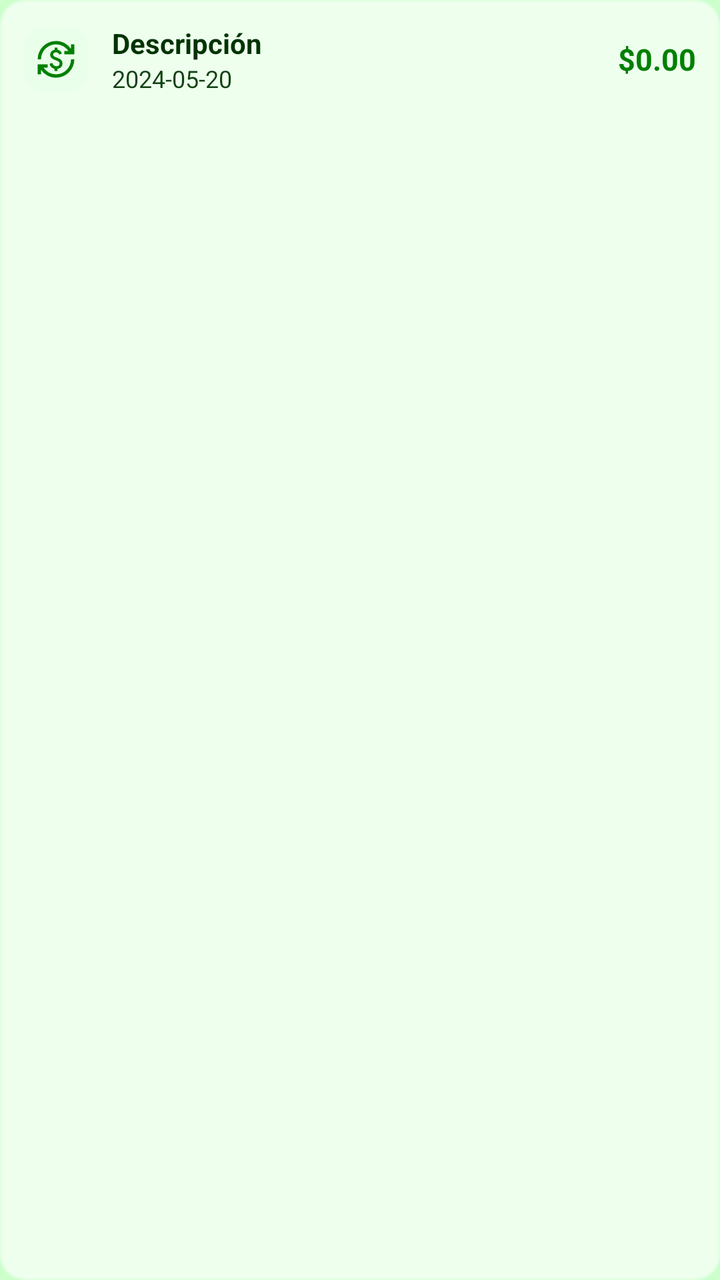
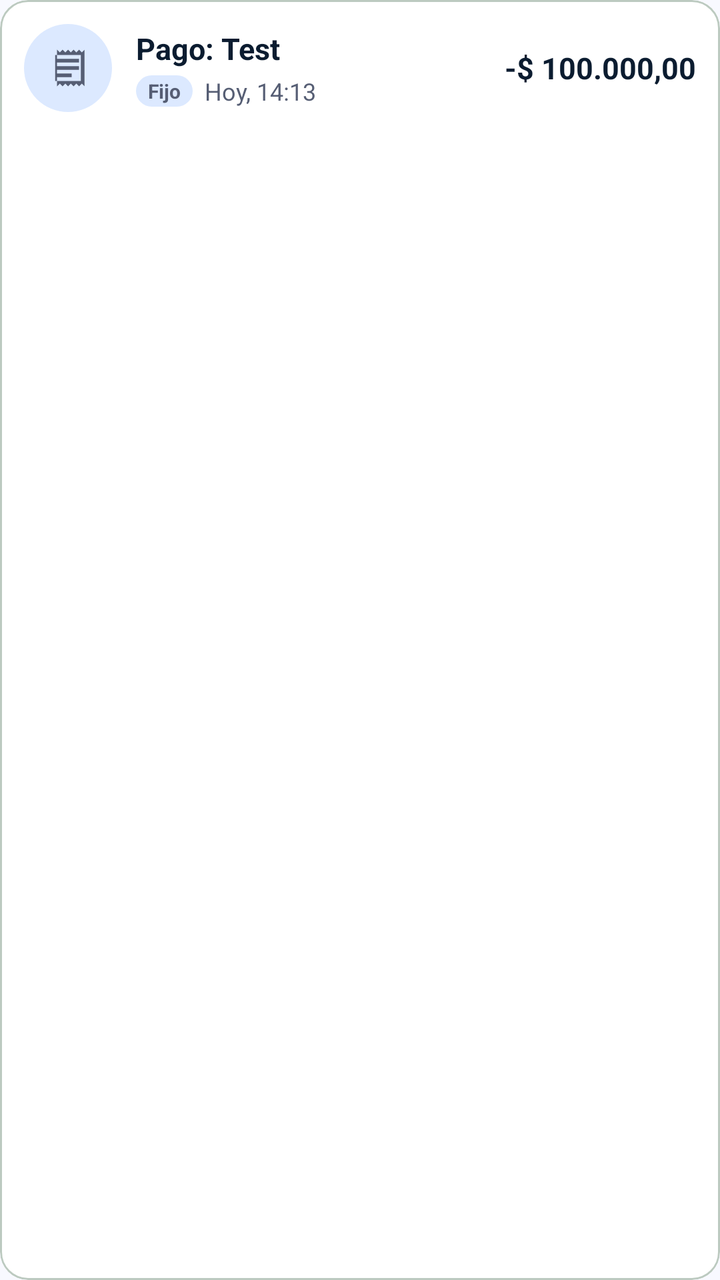

The first picture is an Android layout as it rendered before a commit; the second is the same layout after the commit. The layout source and the unified diff follow.
<!-- AndroidManifest.xml: application theme Theme.MyLittleFinanControl -->
<!-- res/layout/item_movimiento_inicio.xml -->
<?xml version="1.0" encoding="utf-8"?>
<com.google.android.material.card.MaterialCardView xmlns:android="http://schemas.android.com/apk/res/android"
    xmlns:app="http://schemas.android.com/apk/res-auto"
    android:layout_width="match_parent"
    android:layout_height="wrap_content"
    android:layout_marginBottom="8dp"
    app:cardBackgroundColor="?attr/colorSurface"
    app:cardCornerRadius="12dp"
    app:cardElevation="0dp"
    app:strokeColor="?attr/colorSurfaceVariant"
    app:strokeWidth="1dp">

    <LinearLayout
        android:layout_width="match_parent"
        android:layout_height="wrap_content"
        android:gravity="center_vertical"
        android:orientation="horizontal"
        android:padding="12dp">

        <ImageView
            android:id="@+id/iv_tipo_icono"
            android:layout_width="32dp"
            android:layout_height="32dp"
            android:background="@drawable/rounded_corners_background"
            android:backgroundTint="?attr/colorPrimaryContainer"
            android:padding="6dp"
            android:src="@drawable/ic_movimientos"
            app:tint="?attr/colorPrimary" />

        <LinearLayout
            android:layout_width="0dp"
            android:layout_height="wrap_content"
            android:layout_marginStart="12dp"
            android:layout_weight="1"
            android:orientation="vertical">

            <TextView
                android:id="@+id/tv_descripcion"
                android:layout_width="wrap_content"
                android:layout_height="wrap_content"
                android:ellipsize="end"
                android:maxLines="1"
                android:text="Descripción"
                android:textColor="?attr/colorOnSurface"
                android:textSize="14sp"
                android:textStyle="bold" />

            <LinearLayout
                android:layout_width="wrap_content"
                android:layout_height="wrap_content"
                android:orientation="horizontal"
                android:gravity="center_vertical">

                <TextView
                    android:id="@+id/tv_fecha"
                    android:layout_width="wrap_content"
                    android:layout_height="wrap_content"
                    android:text="2024-05-20"
                    android:textColor="?attr/colorOnSurfaceVariant"
                    android:textSize="12sp" />

                <TextView
                    android:id="@+id/tv_etiqueta_fijo"
                    android:layout_width="wrap_content"
                    android:layout_height="wrap_content"
                    android:layout_marginStart="8dp"
                    android:background="@drawable/rounded_corners_background"
                    android:backgroundTint="?attr/colorTertiary"
                    android:paddingHorizontal="4dp"
                    android:paddingVertical="1dp"
                    android:text="FIJO"
                    android:textColor="@android:color/white"
                    android:textSize="9sp"
                    android:textStyle="bold"
                    android:visibility="gone" />
            </LinearLayout>
        </LinearLayout>

        <TextView
            android:id="@+id/tv_monto"
            android:layout_width="wrap_content"
            android:layout_height="wrap_content"
            android:text="$0.00"
            android:textColor="?attr/colorPrimary"
            android:textSize="15sp"
            android:textStyle="bold" />

    </LinearLayout>
</com.google.android.material.card.MaterialCardView>
<!-- resources referenced by this layout -->
<resources>
  <!-- drawable ic_movimientos (drawable) -->
  <vector xmlns:android="http://schemas.android.com/apk/res/android" android:height="24dp" android:tint="#000000" android:viewportHeight="960" android:viewportWidth="960" android:width="24dp">
        
      <path android:fillColor="@android:color/white" android:pathData="M480,920Q368,920 274,869Q180,818 120,733L120,840L40,840L40,600L280,600L280,680L181,680Q229,752 307.5,796Q386,840 480,840Q555,840 620.5,811.5Q686,783 734.5,734.5Q783,686 811.5,620.5Q840,555 840,480L920,480Q920,571 885.5,651Q851,731 791,791Q731,851 651,885.5Q571,920 480,920ZM444,760L444,708Q397,697 367.5,667.5Q338,638 324,590L390,564Q402,605 427.5,625.5Q453,646 486,646Q519,646 542.5,630.5Q566,615 566,582Q566,553 541.5,535Q517,517 454,494Q395,473 367.5,444Q340,415 340,368Q340,327 368.5,293.5Q397,260 446,250L446,200L516,200L516,250Q552,253 581.5,279Q611,305 622,340L558,366Q550,343 532,327.5Q514,312 482,312Q447,312 428.5,327Q410,342 410,368Q410,394 433,409Q456,424 516,444Q588,470 612,505Q636,540 636,582Q636,611 626,633Q616,655 599.5,670.5Q583,686 561,695.5Q539,705 514,710L514,760L444,760ZM40,480Q40,389 74.5,309Q109,229 169,169Q229,109 309,74.5Q389,40 480,40Q592,40 686,91Q780,142 840,227L840,120L920,120L920,360L680,360L680,280L779,280Q731,208 652.5,164Q574,120 480,120Q405,120 339.5,148.5Q274,177 225.5,225.5Q177,274 148.5,339.5Q120,405 120,480L40,480Z"/>
      
  </vector>
  <!-- drawable rounded_corners_background (drawable) -->
  <?xml version="1.0" encoding="utf-8"?>
  <shape xmlns:android="http://schemas.android.com/apk/res/android"
      android:shape="rectangle">
      <solid android:color="#20F2F2F2"/>
      <corners android:radius="10dp" />
  </shape>
  <style name="Base.Theme.MyLittleFinanControl" parent="Theme.Material3.DayNight.NoActionBar">
  
          
          <item name="colorPrimary">@color/verde_oscuro</item>
          
          <item name="colorOnPrimary">@android:color/white</item>
  
          
          <item name="colorPrimaryContainer">@color/verde_claro</item>
          
          <item name="colorOnPrimaryContainer">@color/verde_negro</item>
  
          
          <item name="colorSecondary">@color/verde</item>
          
          <item name="colorOnSecondary">@color/verde_negro</item>
  
          
          <item name="colorSecondaryContainer">@color/verde_transparente</item>
          <item name="colorOnSecondaryContainer">@color/verde_negro</item>
  
          
          <item name="colorTertiary">@color/verde_blanco_transparente</item>
          <item name="colorOnTertiary">@color/verde_negro</item>
  
          
          <item name="colorOutline">@color/verde_negro</item>
  
          
          <item name="colorOnSurface">@color/verde_negro</item>
  
          
          
          <item name="android:windowBackground">@color/verde_claro</item>
          
          <item name="colorSurface">@color/verde_blanco_transparente</item>
  
          
          <item name="colorError">@color/rojo_alerta</item>
          <item name="colorOnError">@color/rojo_transparente</item>
  
          
          <item name="android:statusBarColor">@android:color/white</item>
          <item name="android:windowLightStatusBar">true</item>
  
          
          <item name="colorSurfaceVariant">@color/verde_transparente</item>
          <item name="colorOnSurfaceVariant">@color/verde_gris</item>
  
          
          <item name="popupMenuBackground">@android:color/white</item>
          <item name="android:popupBackground">@android:color/white</item>
  
          <item name="colorSurfaceContainer">@color/verde_claro</item>
          <item name="colorSurfaceContainerLow">@color/verde_claro</item>
          <item name="colorSurfaceContainerHigh">@color/verde_claro</item>
          <item name="colorSurfaceContainerHighest">@color/verde_claro</item>
      </style>
  <color name="verde_oscuro">#008000</color>
  <color name="verde_claro">#CCFFCC</color>
  <color name="verde_negro">#003300</color>
  <color name="verde">#00C292</color>
  <color name="verde_transparente">#5FCCFFCC</color>
  <color name="verde_blanco_transparente">#D3F6FFF6</color>
  <color name="rojo_alerta">#F20000</color>
  <color name="rojo_transparente">#7BF69F9F</color>
  <color name="verde_gris">#ED003300</color>
  <!-- unchanged entries left out for length: 1 -->
</resources>

<!-- the commit's change to res/layout/item_movimiento_inicio.xml (unified diff, before → after) -->
@@ -4,10 +4,12 @@
     android:layout_width="match_parent"
     android:layout_height="wrap_content"
     android:layout_marginBottom="8dp"
-    app:cardBackgroundColor="?attr/colorSurface"
-    app:cardCornerRadius="12dp"
+    android:clickable="true"
+    android:focusable="true"
+    app:cardBackgroundColor="@color/surface_card"
+    app:cardCornerRadius="14dp"
     app:cardElevation="0dp"
-    app:strokeColor="?attr/colorSurfaceVariant"
+    app:strokeColor="@color/outline_variant"
     app:strokeWidth="1dp">
 
     <LinearLayout
@@ -17,20 +19,29 @@
         android:orientation="horizontal"
         android:padding="12dp">
 
-        <ImageView
-            android:id="@+id/iv_tipo_icono"
-            android:layout_width="32dp"
-            android:layout_height="32dp"
-            android:background="@drawable/rounded_corners_background"
-            android:backgroundTint="?attr/colorPrimaryContainer"
-            android:padding="6dp"
-            android:src="@drawable/ic_movimientos"
-            app:tint="?attr/colorPrimary" />
+        
+        <FrameLayout
+            android:id="@+id/fl_icono_contenedor"
+            android:layout_width="44dp"
+            android:layout_height="44dp"
+            android:background="@drawable/circle_primary_bg"
+            android:backgroundTint="@color/surface_container_high">
 
+            <ImageView
+                android:id="@+id/iv_tipo_icono"
+                android:layout_width="22dp"
+                android:layout_height="22dp"
+                android:layout_gravity="center"
+                android:src="@drawable/ic_receipt_long"
+                app:tint="@color/text_secondary" />
+        </FrameLayout>
+
+        
         <LinearLayout
             android:layout_width="0dp"
             android:layout_height="wrap_content"
             android:layout_marginStart="12dp"
+            android:layout_marginEnd="8dp"
             android:layout_weight="1"
             android:orientation="vertical">
 
@@ -40,48 +51,49 @@
                 android:layout_height="wrap_content"
                 android:ellipsize="end"
                 android:maxLines="1"
-                android:text="Descripción"
-                android:textColor="?attr/colorOnSurface"
-                android:textSize="14sp"
+                android:text="Pago: Test"
+                android:textColor="@color/text_primary"
+                android:textSize="15sp"
                 android:textStyle="bold" />
 
             <LinearLayout
                 android:layout_width="wrap_content"
                 android:layout_height="wrap_content"
-                android:orientation="horizontal"
-                android:gravity="center_vertical">
+                android:layout_marginTop="3dp"
+                android:gravity="center_vertical"
+                android:orientation="horizontal">
+
+                <TextView
+                    android:id="@+id/tv_categoria_badge"
+                    android:layout_width="wrap_content"
+                    android:layout_height="wrap_content"
+                    android:background="@drawable/badge_round_pill"
+                    android:backgroundTint="@color/surface_container_high"
+                    android:paddingHorizontal="6dp"
+                    android:paddingVertical="1dp"
+                    android:text="Fijo"
+                    android:textColor="@color/text_secondary"
+                    android:textSize="10sp"
+                    android:textStyle="bold" />
 
                 <TextView
                     android:id="@+id/tv_fecha"
                     android:layout_width="wrap_content"
                     android:layout_height="wrap_content"
-                    android:text="2024-05-20"
-                    android:textColor="?attr/colorOnSurfaceVariant"
+                    android:layout_marginStart="6dp"
+                    android:text="Hoy, 14:13"
+                    android:textColor="@color/text_secondary"
                     android:textSize="12sp" />
-
-                <TextView
-                    android:id="@+id/tv_etiqueta_fijo"
-                    android:layout_width="wrap_content"
-                    android:layout_height="wrap_content"
-                    android:layout_marginStart="8dp"
-                    android:background="@drawable/rounded_corners_background"
-                    android:backgroundTint="?attr/colorTertiary"
-                    android:paddingHorizontal="4dp"
-                    android:paddingVertical="1dp"
-                    android:text="FIJO"
-                    android:textColor="@android:color/white"
-                    android:textSize="9sp"
-                    android:textStyle="bold"
-                    android:visibility="gone" />
             </LinearLayout>
         </LinearLayout>
 
+        
         <TextView
             android:id="@+id/tv_monto"
             android:layout_width="wrap_content"
             android:layout_height="wrap_content"
-            android:text="$0.00"
-            android:textColor="?attr/colorPrimary"
+            android:text="-$ 100.000,00"
+            android:textColor="@color/text_primary"
             android:textSize="15sp"
             android:textStyle="bold" />
 
<!-- resource entries referenced after the edit -->
@@ -1,85 +1,98 @@
 <!-- resources referenced by this layout -->
 <resources>
-  <!-- drawable ic_movimientos (drawable) -->
-  <vector xmlns:android="http://schemas.android.com/apk/res/android" android:height="24dp" android:tint="#000000" android:viewportHeight="960" android:viewportWidth="960" android:width="24dp">
-        
-      <path android:fillColor="@android:color/white" android:pathData="M480,920Q368,920 274,869Q180,818 120,733L120,840L40,840L40,600L280,600L280,680L181,680Q229,752 307.5,796Q386,840 480,840Q555,840 620.5,811.5Q686,783 734.5,734.5Q783,686 811.5,620.5Q840,555 840,480L920,480Q920,571 885.5,651Q851,731 791,791Q731,851 651,885.5Q571,920 480,920ZM444,760L444,708Q397,697 367.5,667.5Q338,638 324,590L390,564Q402,605 427.5,625.5Q453,646 486,646Q519,646 542.5,630.5Q566,615 566,582Q566,553 541.5,535Q517,517 454,494Q395,473 367.5,444Q340,415 340,368Q340,327 368.5,293.5Q397,260 446,250L446,200L516,200L516,250Q552,253 581.5,279Q611,305 622,340L558,366Q550,343 532,327.5Q514,312 482,312Q447,312 428.5,327Q410,342 410,368Q410,394 433,409Q456,424 516,444Q588,470 612,505Q636,540 636,582Q636,611 626,633Q616,655 599.5,670.5Q583,686 561,695.5Q539,705 514,710L514,760L444,760ZM40,480Q40,389 74.5,309Q109,229 169,169Q229,109 309,74.5Q389,40 480,40Q592,40 686,91Q780,142 840,227L840,120L920,120L920,360L680,360L680,280L779,280Q731,208 652.5,164Q574,120 480,120Q405,120 339.5,148.5Q274,177 225.5,225.5Q177,274 148.5,339.5Q120,405 120,480L40,480Z"/>
-      
-  </vector>
-  <!-- drawable rounded_corners_background (drawable) -->
+  <color name="outline_variant">#BCCAC0</color>
+  <color name="surface_card">#FFFFFF</color>
+  <color name="surface_container_high">#DCE9FF</color>
+  <color name="text_primary">#0B1C30</color>
+  <color name="text_secondary">#565E74</color>
+  <!-- drawable badge_round_pill (drawable) -->
   <?xml version="1.0" encoding="utf-8"?>
   <shape xmlns:android="http://schemas.android.com/apk/res/android"
       android:shape="rectangle">
-      <solid android:color="#20F2F2F2"/>
-      <corners android:radius="10dp" />
+      <solid android:color="@color/primary_fixed" />
+      <corners android:radius="999dp" />
   </shape>
+  <!-- drawable circle_primary_bg (drawable) -->
+  <?xml version="1.0" encoding="utf-8"?>
+  <shape xmlns:android="http://schemas.android.com/apk/res/android"
+      android:shape="oval">
+      <solid android:color="?attr/colorPrimary" />
+  </shape>
+  <!-- drawable ic_receipt_long (drawable) -->
+  <vector xmlns:android="http://schemas.android.com/apk/res/android"
+      android:width="24dp"
+      android:height="24dp"
+      android:viewportWidth="24"
+      android:viewportHeight="24">
+      <path
+          android:fillColor="@android:color/white"
+          android:pathData="M19.5,3.5L18,2l-1.5,1.5L15,2l-1.5,1.5L12,2l-1.5,1.5L9,2 7.5,3.5 6,2v20l1.5,-1.5L9,22l1.5,-1.5L12,22l1.5,-1.5L15,22l1.5,-1.5L18,22l1.5,-1.5L21,22V2l-1.5,1.5zM19,19.09H5V4.91h14v14.18zM6,7h12v2H6zm0,4h12v2H6zm0,4h8v2H6z"/>
+  </vector>
+  <color name="primary_fixed">#85F8C4</color>
   <style name="Base.Theme.MyLittleFinanControl" parent="Theme.Material3.DayNight.NoActionBar">
   
           
-          <item name="colorPrimary">@color/verde_oscuro</item>
-          
+          <item name="colorPrimary">@color/primary_emerald</item>
           <item name="colorOnPrimary">@android:color/white</item>
   
           
-          <item name="colorPrimaryContainer">@color/verde_claro</item>
-          
-          <item name="colorOnPrimaryContainer">@color/verde_negro</item>
+          <item name="colorPrimaryContainer">@color/surface_container_low</item>
+          <item name="colorOnPrimaryContainer">@color/primary_emerald</item>
   
           
-          <item name="colorSecondary">@color/verde</item>
-          
-          <item name="colorOnSecondary">@color/verde_negro</item>
+          <item name="colorSecondary">@color/text_secondary</item>
+          <item name="colorOnSecondary">@android:color/white</item>
+  
+          <item name="colorSecondaryContainer">@color/secondary_container</item>
+          <item name="colorOnSecondaryContainer">@color/on_secondary_container</item>
   
           
-          <item name="colorSecondaryContainer">@color/verde_transparente</item>
-          <item name="colorOnSecondaryContainer">@color/verde_negro</item>
+          <item name="colorTertiary">@color/income_green_bg</item>
+          <item name="colorOnTertiary">@color/badge_paid_text</item>
   
           
-          <item name="colorTertiary">@color/verde_blanco_transparente</item>
-          <item name="colorOnTertiary">@color/verde_negro</item>
+          <item name="colorOutline">@color/border_subtle</item>
   
           
-          <item name="colorOutline">@color/verde_negro</item>
+          <item name="android:windowBackground">@color/surface_bg</item>
+          <item name="colorSurface">@color/surface_card</item>
+          <item name="colorSurfaceVariant">@color/surface_variant</item>
+          <item name="colorOnSurface">@color/text_primary</item>
+          <item name="colorOnSurfaceVariant">@color/text_secondary</item>
   
           
-          <item name="colorOnSurface">@color/verde_negro</item>
+          <item name="colorError">@color/expense_red</item>
+          <item name="colorErrorContainer">@color/expense_red_bg</item>
+          <item name="colorOnError">@android:color/white</item>
+          <item name="colorOnErrorContainer">@color/on_expense_red</item>
   
           
-          
-          <item name="android:windowBackground">@color/verde_claro</item>
-          
-          <item name="colorSurface">@color/verde_blanco_transparente</item>
-  
-          
-          <item name="colorError">@color/rojo_alerta</item>
-          <item name="colorOnError">@color/rojo_transparente</item>
-  
-          
-          <item name="android:statusBarColor">@android:color/white</item>
+          <item name="android:statusBarColor">@color/surface_bg</item>
           <item name="android:windowLightStatusBar">true</item>
   
           
-          <item name="colorSurfaceVariant">@color/verde_transparente</item>
-          <item name="colorOnSurfaceVariant">@color/verde_gris</item>
+          <item name="popupMenuBackground">@color/surface_card</item>
+          <item name="android:popupBackground">@color/surface_card</item>
   
-          
-          <item name="popupMenuBackground">@android:color/white</item>
-          <item name="android:popupBackground">@android:color/white</item>
-  
-          <item name="colorSurfaceContainer">@color/verde_claro</item>
-          <item name="colorSurfaceContainerLow">@color/verde_claro</item>
-          <item name="colorSurfaceContainerHigh">@color/verde_claro</item>
-          <item name="colorSurfaceContainerHighest">@color/verde_claro</item>
+          <item name="colorSurfaceContainer">@color/surface_container</item>
+          <item name="colorSurfaceContainerLow">@color/surface_container_low</item>
+          <item name="colorSurfaceContainerHigh">@color/surface_container_high</item>
+          <item name="colorSurfaceContainerHighest">@color/surface_container_highest</item>
       </style>
-  <color name="verde_oscuro">#008000</color>
-  <color name="verde_claro">#CCFFCC</color>
-  <color name="verde_negro">#003300</color>
-  <color name="verde">#00C292</color>
-  <color name="verde_transparente">#5FCCFFCC</color>
-  <color name="verde_blanco_transparente">#D3F6FFF6</color>
-  <color name="rojo_alerta">#F20000</color>
-  <color name="rojo_transparente">#7BF69F9F</color>
-  <color name="verde_gris">#ED003300</color>
+  <color name="primary_emerald">#006948</color>
+  <color name="surface_container_low">#EFF4FF</color>
+  <color name="secondary_container">#DAE2FD</color>
+  <color name="on_secondary_container">#5C647A</color>
+  <color name="income_green_bg">#85F8C4</color>
+  <color name="badge_paid_text">#002114</color>
+  <color name="border_subtle">#BCCAC0</color>
+  <color name="surface_bg">#F8F9FF</color>
+  <color name="surface_variant">#D3E4FE</color>
+  <color name="expense_red">#BA1A1A</color>
+  <color name="expense_red_bg">#FFDAD6</color>
+  <color name="on_expense_red">#93000A</color>
+  <color name="surface_container">#E5EEFF</color>
+  <color name="surface_container_highest">#D3E4FE</color>
   <!-- unchanged entries left out for length: 1 -->
 </resources>
 
